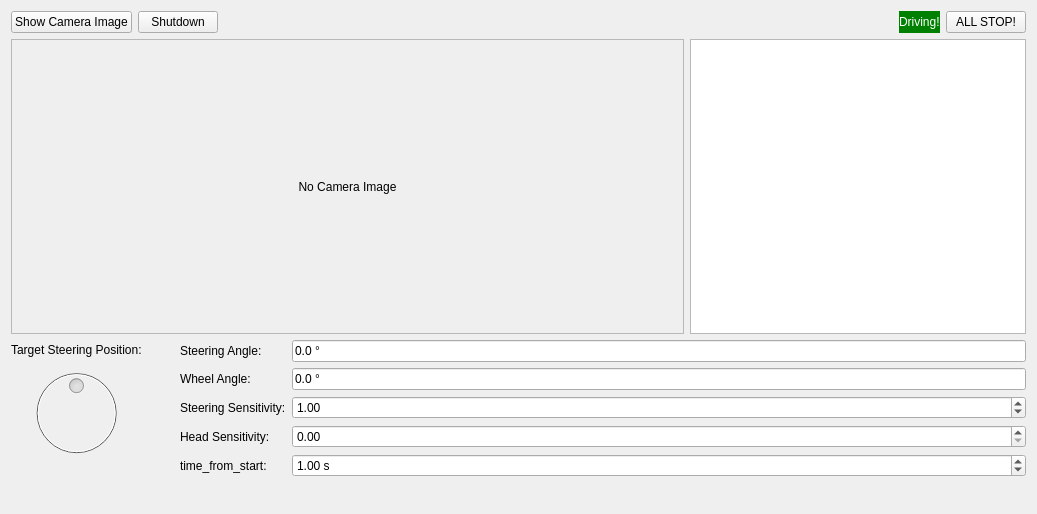
First picture: the form in thor_mang_driving_widget/src/driving_widget.ui, repository hector-humanoid/humanoid_driving, before the edit.
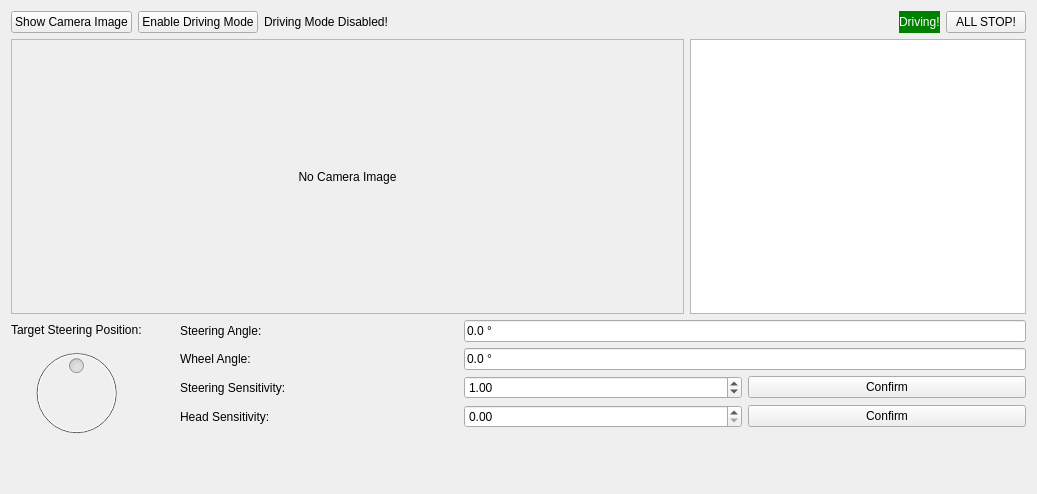
Second picture: the form after the edit.

```diff
--- a/thor_mang_driving_widget/src/driving_widget.ui
+++ b/thor_mang_driving_widget/src/driving_widget.ui
@@ -7,7 +7,7 @@
     <x>0</x>
     <y>0</y>
     <width>1037</width>
-    <height>514</height>
+    <height>494</height>
    </rect>
   </property>
   <property name="minimumSize">
@@ -51,7 +51,14 @@
       <item>
        <widget class="QPushButton" name="pushButton_Shutdown">
         <property name="text">
-         <string>Shutdown</string>
+         <string>Enable Driving Mode</string>
+        </property>
+       </widget>
+      </item>
+      <item>
+       <widget class="QLabel" name="label_WaitingForACK">
+        <property name="text">
+         <string>Driving Mode Disabled!</string>
         </property>
        </widget>
       </item>
@@ -126,7 +133,7 @@
      </layout>
     </item>
     <item>
-     <layout class="QHBoxLayout" name="horizontalLayout_2" stretch="0,0,0">
+     <layout class="QHBoxLayout" name="horizontalLayout_2" stretch="0,0,1">
       <item>
        <layout class="QVBoxLayout" name="verticalLayout" stretch="0,0,1,0">
         <item>
@@ -216,6 +223,23 @@
       </item>
       <item>
        <layout class="QGridLayout" name="gridLayout">
+        <item row="0" column="0">
+         <widget class="QLabel" name="label_SteeringAngle">
+          <property name="text">
+           <string>Steering Angle:</string>
+          </property>
+         </widget>
+        </item>
+        <item row="0" column="1" colspan="2">
+         <widget class="QLineEdit" name="lineEdit_SteeringAngle">
+          <property name="text">
+           <string>0.0 °</string>
+          </property>
+          <property name="readOnly">
+           <bool>true</bool>
+          </property>
+         </widget>
+        </item>
         <item row="1" column="0">
          <widget class="QLabel" name="label_WheelAngle">
           <property name="text">
@@ -223,6 +247,16 @@
           </property>
          </widget>
         </item>
+        <item row="1" column="1" colspan="2">
+         <widget class="QLineEdit" name="lineEdit_WheelAngle">
+          <property name="text">
+           <string>0.0 °</string>
+          </property>
+          <property name="readOnly">
+           <bool>true</bool>
+          </property>
+         </widget>
+        </item>
         <item row="2" column="0">
          <widget class="QLabel" name="label_SteeringSensitivity">
           <property name="text">
@@ -230,16 +264,6 @@
           </property>
          </widget>
         </item>
-        <item row="1" column="1">
-         <widget class="QLineEdit" name="lineEdit_WheelAngle">
-          <property name="text">
-           <string>0.0 °</string>
-          </property>
-          <property name="readOnly">
-           <bool>true</bool>
-          </property>
-         </widget>
-        </item>
         <item row="2" column="1">
          <widget class="QDoubleSpinBox" name="spinBox_SteeringSensitivity">
           <property name="maximum">
@@ -253,56 +277,10 @@
           </property>
          </widget>
         </item>
-        <item row="4" column="0">
-         <widget class="QLabel" name="label_TimeFromStart">
+        <item row="2" column="2">
+         <widget class="QPushButton" name="pushButton_ConfirmSteeringSensitivity">
           <property name="text">
-           <string>time_from_start:</string>
-          </property>
-         </widget>
-        </item>
-        <item row="0" column="0">
-         <widget class="QLabel" name="label_SteeringAngle">
-          <property name="text">
-           <string>Steering Angle:</string>
-          </property>
-         </widget>
-        </item>
-        <item row="4" column="1">
-         <widget class="QDoubleSpinBox" name="spinBox_TimeFromStart">
-          <property name="suffix">
-           <string> s</string>
-          </property>
-          <property name="maximum">
-           <double>10.000000000000000</double>
-          </property>
-          <property name="singleStep">
-           <double>0.100000000000000</double>
-          </property>
-          <property name="value">
-           <double>1.000000000000000</double>
-          </property>
-         </widget>
-        </item>
-        <item row="9" column="0" colspan="2">
-         <spacer name="verticalSpacer">
-          <property name="orientation">
-           <enum>Qt::Vertical</enum>
-          </property>
-          <property name="sizeHint" stdset="0">
-           <size>
-            <width>20</width>
-            <height>0</height>
-           </size>
-          </property>
-         </spacer>
-        </item>
-        <item row="0" column="1">
-         <widget class="QLineEdit" name="lineEdit_SteeringAngle">
-          <property name="text">
-           <string>0.0 °</string>
-          </property>
-          <property name="readOnly">
-           <bool>true</bool>
+           <string>Confirm</string>
           </property>
          </widget>
         </item>
@@ -323,6 +301,26 @@
           </property>
          </widget>
         </item>
+        <item row="3" column="2">
+         <widget class="QPushButton" name="pushButton_ConfirmHeadSensitivity">
+          <property name="text">
+           <string>Confirm</string>
+          </property>
+         </widget>
+        </item>
+        <item row="4" column="0" colspan="3">
+         <spacer name="verticalSpacer">
+          <property name="orientation">
+           <enum>Qt::Vertical</enum>
+          </property>
+          <property name="sizeHint" stdset="0">
+           <size>
+            <width>20</width>
+            <height>0</height>
+           </size>
+          </property>
+         </spacer>
+        </item>
        </layout>
       </item>
      </layout>
```
Left out of the diff: 2 changed lines with no effect on the pictures.
